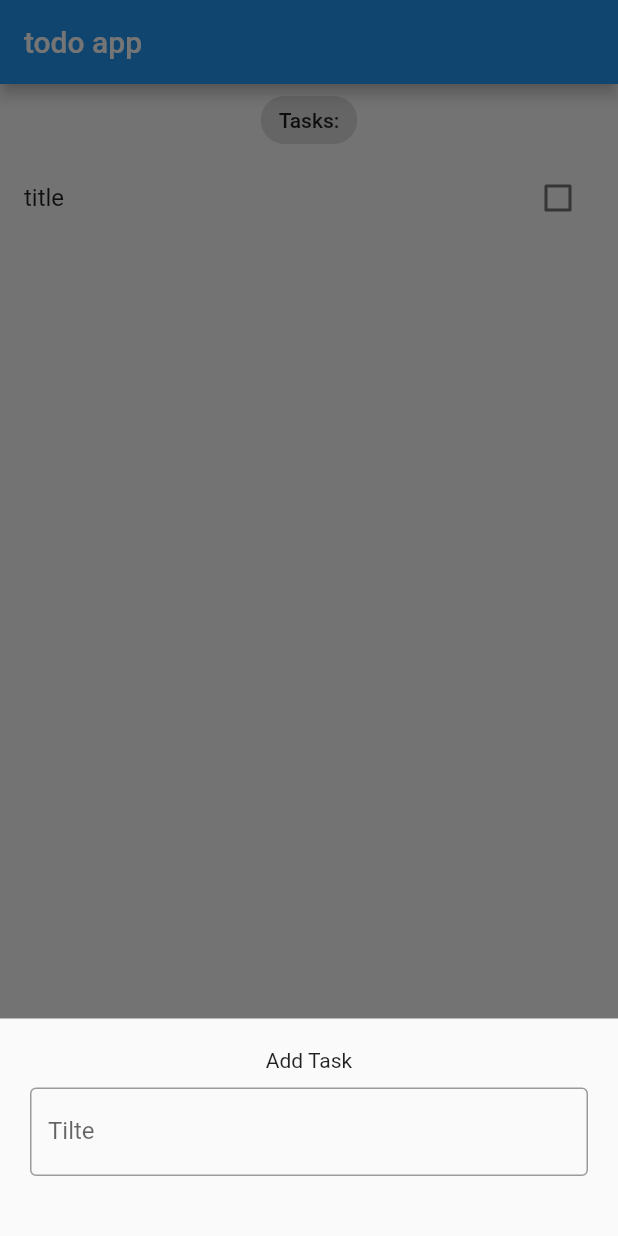
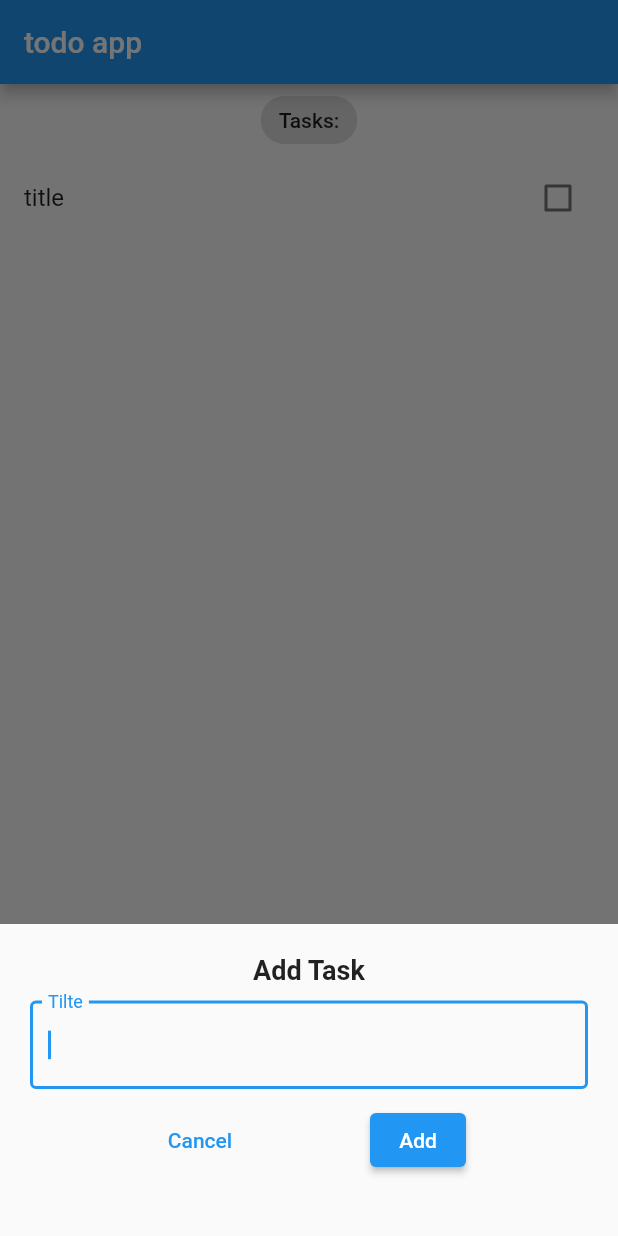
Before and after one commit to ESHFFD/todo_bloc, a Flutter app: the screen it shows after launch, after a tap on the "add" icon, on a phone screen of 412 x 824 dp. Run offline on Flutter 3.47's test engine with Material 2 defaults, Android fonts, the phone set to English and light mode, and no system bars; our stand-ins replace bloc, equatable, flutter_bloc.

Commit message:
_onAddTask is compelete

```diff
--- a/lib/presentation/screens/home_page/home_page_screen.dart
+++ b/lib/presentation/screens/home_page/home_page_screen.dart
@@ -2,6 +2,7 @@ import 'package:flutter/material.dart';
 import 'package:flutter_bloc/flutter_bloc.dart';
 import 'package:todo_app_bloc/presentation/bloc/bloc/tasks_bloc.dart';
 import 'package:todo_app_bloc/presentation/models/task.dart';
+import 'package:todo_app_bloc/presentation/screens/home_page/widgets/add_taks.dart';
 
 import 'widgets/tasks_list.dart';
 
@@ -10,6 +11,8 @@ class HomePageScreen extends StatelessWidget {
   final TextEditingController titleController = TextEditingController();
   void _addTask(BuildContext context) {
     showModalBottomSheet(
+        // adding is scroll Cotroll
+        isScrollControlled: true,
         context: context,
         builder: (context) {
           return SingleChildScrollView(
@@ -17,25 +20,7 @@ class HomePageScreen extends StatelessWidget {
               padding: EdgeInsets.only(
                   //viewInsets is importent to handel keyboard when it popup
                   bottom: MediaQuery.of(context).viewInsets.bottom),
-              child: Container(
-                margin: const EdgeInsets.only(bottom: 20),
-                padding: const EdgeInsets.all(20),
-                child: Column(
-                  children: [
-                    const Text('Add Task'),
-                    const SizedBox(
-                      height: 10,
-                    ),
-                    TextField(
-                      controller: titleController,
-                      decoration: const InputDecoration(
-                        label: Text('Tilte'),
-                        border: OutlineInputBorder(),
-                      ),
-                    )
-                  ],
-                ),
-              ),
+              child: AddTaskScreen(titleController: titleController),
             ),
           );
         });
--- /dev/null
+++ b/lib/presentation/screens/home_page/widgets/add_taks.dart
@@ -0,0 +1,60 @@
+import 'package:flutter/material.dart';
+import 'package:flutter_bloc/flutter_bloc.dart';
+import 'package:todo_app_bloc/presentation/bloc/bloc/tasks_bloc.dart';
+import 'package:todo_app_bloc/presentation/models/task.dart';
+
+class AddTaskScreen extends StatelessWidget {
+  const AddTaskScreen({
+    super.key,
+  });
+
+  @override
+  Widget build(BuildContext context) {
+    final TextEditingController titleController = TextEditingController();
+    return Container(
+      margin: const EdgeInsets.only(bottom: 20),
+      padding: const EdgeInsets.all(20),
+      child: Column(
+        mainAxisSize: MainAxisSize.min,
+        children: [
+          const Text(
+            'Add Task',
+            style: TextStyle(fontSize: 18, fontWeight: FontWeight.w600),
+          ),
+          const SizedBox(
+            height: 10,
+          ),
+          TextField(
+            autofocus: true,
+            controller: titleController,
+            decoration: const InputDecoration(
+              label: Text('Tilte'),
+              border: OutlineInputBorder(),
+            ),
+          ),
+          const SizedBox(
+            height: 10,
+          ),
+          Row(
+            mainAxisAlignment: MainAxisAlignment.spaceEvenly,
+            children: [
+              TextButton(
+                  onPressed: () {
+                    Navigator.pop(context);
+                  },
+                  child: const Text('Cancel')),
+              ElevatedButton(
+                  onPressed: () {
+                    var task = Task(title: titleController.text);
+                    context.read<TasksBloc>().add(AddTask(tasks: task));
+                    Navigator.pop(context);
+                    titleController.clear();
+                  },
+                  child: const Text('Add')),
+            ],
+          )
+        ],
+      ),
+    );
+  }
+}
```
